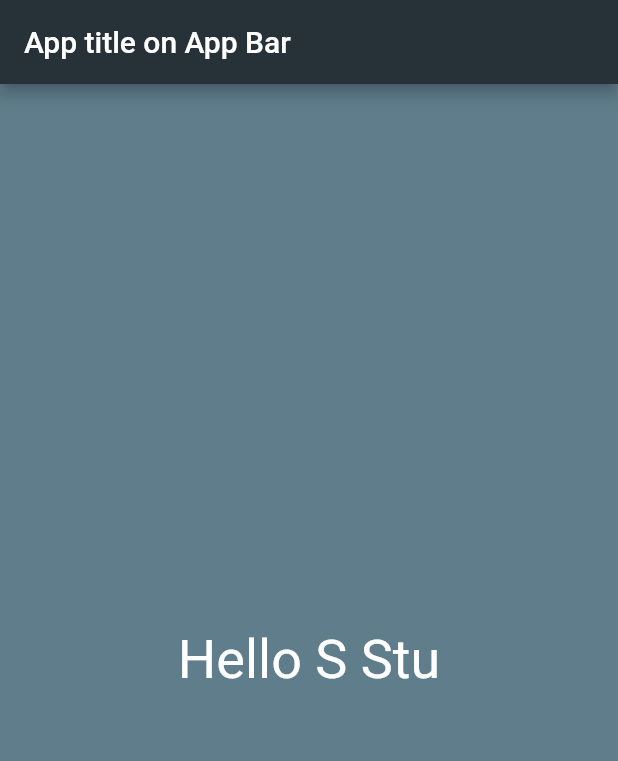
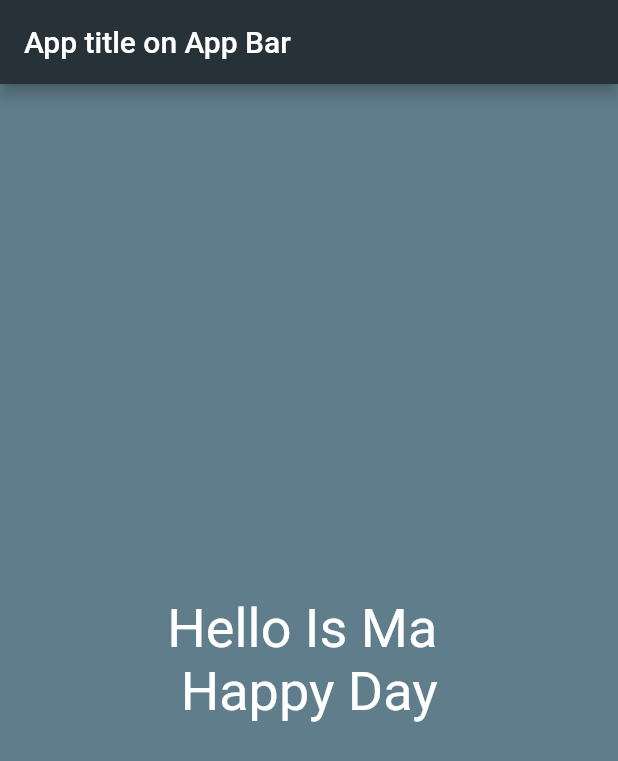
Before and after one commit to Zoe-myr/hello_name, a Flutter app: the screen it shows after launch, on a phone screen of 412 x 824 dp. Shown: the top 761 px of the screen. Run offline on Flutter 3.47's test engine with Material 2 defaults, Android fonts, the phone set to English and light mode, and no system bars.

Commit message:
hello_name_2 lab changes

```diff
--- a/lib/screens/home_page.dart
+++ b/lib/screens/home_page.dart
@@ -1,6 +1,7 @@
 import 'package:flutter/material.dart';
 
 class HomePage extends StatelessWidget {
+  final String userName = "Is Ma";
   @override
   Widget build(BuildContext context) {
     return Scaffold(
@@ -11,7 +12,7 @@ class HomePage extends StatelessWidget {
       ),
       body: Center(
         child: Text(
-         "Hello S Stu",
+         "Hello $userName \n Happy Day",
           style: TextStyle(color: Colors.white, fontSize: 36.0),
         ),
       ),
```
Also changed, not shown: pubspec.lock.
